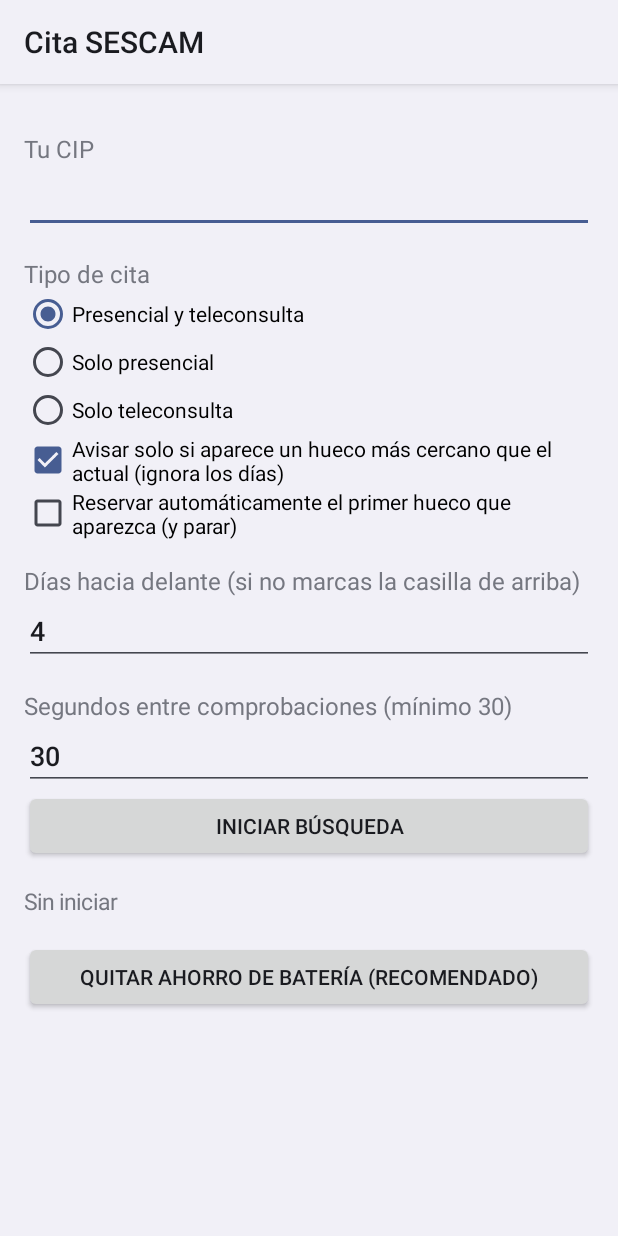
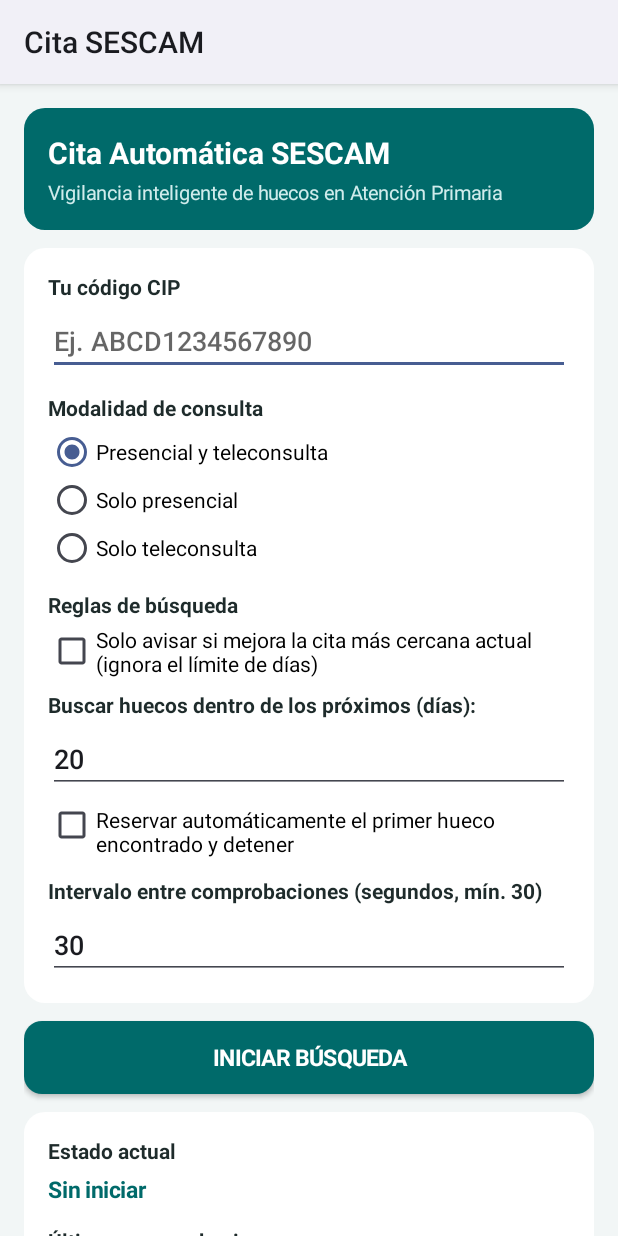
Before and after one commit to rapdios/cita-app, an Android app: the screen it shows after launch (MainActivity), on a phone screen of 412 x 824 dp. Run offline under Robolectric (Android 15) with nearby library versions, the phone set to English and light mode, and no system bars.

Commit message:
Add files via upload
nueva version mejor

```diff
--- a/app/src/main/AndroidManifest.xml
+++ b/app/src/main/AndroidManifest.xml
@@ -9,6 +9,8 @@
 
     <application
         android:allowBackup="false"
+        android:icon="@mipmap/ic_launcher"
+        android:roundIcon="@mipmap/ic_launcher_round"
         android:usesCleartextTraffic="true"
         android:label="Cita SESCAM"
         android:theme="@android:style/Theme.DeviceDefault.Light">
--- a/app/src/main/java/com/cita/sescam/MainActivity.kt
+++ b/app/src/main/java/com/cita/sescam/MainActivity.kt
@@ -5,6 +5,9 @@ import android.app.Activity
 import android.content.Intent
 import android.content.SharedPreferences
 import android.content.pm.PackageManager
+import android.graphics.Color
+import android.graphics.Typeface
+import android.graphics.drawable.GradientDrawable
 import android.os.Build
 import android.os.Bundle
 import android.provider.Settings
@@ -24,45 +27,98 @@ class MainActivity : Activity() {
 
     private lateinit var prefs: SharedPreferences
     private lateinit var etCip: EditText
+    private lateinit var tvDiasTitulo: TextView
     private lateinit var etDias: EditText
     private lateinit var etIntervalo: EditText
     private lateinit var rg: RadioGroup
     private lateinit var cbMejorar: CheckBox
     private lateinit var cbReservar: CheckBox
     private lateinit var tvEstado: TextView
+    private lateinit var tvHistorial: TextView
     private lateinit var boton: Button
 
     private val oyente = SharedPreferences.OnSharedPreferenceChangeListener { _, _ ->
         runOnUiThread { refrescar() }
     }
 
+    private fun tarjeta(bgColor: Int, radiusDp: Float, padPx: Int): LinearLayout {
+        val d = resources.displayMetrics.density
+        return LinearLayout(this).apply {
+            orientation = LinearLayout.VERTICAL
+            setPadding(padPx, padPx, padPx, padPx)
+            background = GradientDrawable().apply {
+                setColor(bgColor)
+                cornerRadius = radiusDp * d
+            }
+            val lp = LinearLayout.LayoutParams(
+                LinearLayout.LayoutParams.MATCH_PARENT,
+                LinearLayout.LayoutParams.WRAP_CONTENT
+            )
+            lp.setMargins(0, 0, 0, (12 * d).toInt())
+            layoutParams = lp
+        }
+    }
+
     override fun onCreate(savedInstanceState: Bundle?) {
         super.onCreate(savedInstanceState)
         prefs = getSharedPreferences("cfg", MODE_PRIVATE)
-        val pad = (16 * resources.displayMetrics.density).toInt()
+        val d = resources.displayMetrics.density
+        val pad = (16 * d).toInt()
+        val colorPrimario = Color.parseColor("#006A6A")
+        val colorFondo = Color.parseColor("#F2F6F6")
+
+        val root = ScrollView(this).apply {
+            setBackgroundColor(colorFondo)
+        }
         val col = LinearLayout(this).apply {
             orientation = LinearLayout.VERTICAL
             setPadding(pad, pad, pad, pad)
         }
-        setContentView(ScrollView(this).apply { addView(col) })
+        root.addView(col)
+        setContentView(root)
 
-        fun titulo(t: String) {
-            col.addView(TextView(this).apply {
+        // Cabecera
+        val header = tarjeta(colorPrimario, 14f, pad)
+        header.addView(TextView(this).apply {
+            text = "Cita Automática SESCAM"
+            textSize = 20f
+            setTypeface(null, Typeface.BOLD)
+            setTextColor(Color.WHITE)
+        })
+        header.addView(TextView(this).apply {
+            text = "Vigilancia inteligente de huecos en Atención Primaria"
+            textSize = 13f
+            setTextColor(Color.parseColor("#D0ECEC"))
+            setPadding(0, (4 * d).toInt(), 0, 0)
+        })
+        col.addView(header)
+
+        fun titulo(contenedor: LinearLayout, t: String, topMarginDp: Int = 8): TextView {
+            val tv = TextView(this).apply {
                 text = t
-                textSize = 16f
-                setPadding(0, pad, 0, 0)
-            })
+                textSize = 14f
+                setTypeface(null, Typeface.BOLD)
+                setTextColor(Color.parseColor("#1E2B2B"))
+                setPadding(0, (topMarginDp * d).toInt(), 0, (4 * d).toInt())
+            }
+            contenedor.addView(tv)
+            return tv
         }
 
-        titulo("Tu CIP")
+        // Tarjeta de datos y filtros
+        val cardCfg = tarjeta(Color.WHITE, 14f, pad)
+        col.addView(cardCfg)
+
+        titulo(cardCfg, "Tu código CIP", 0)
         etCip = EditText(this).apply {
             setText(prefs.getString("cip", ""))
+            hint = "Ej. ABCD1234567890"
             inputType = InputType.TYPE_CLASS_TEXT or InputType.TYPE_TEXT_FLAG_CAP_CHARACTERS
             setSingleLine()
         }
-        col.addView(etCip)
+        cardCfg.addView(etCip)
 
-        titulo("Tipo de cita")
+        titulo(cardCfg, "Modalidad de consulta", 12)
         rg = RadioGroup(this)
         val modos = listOf(
             "ambos" to "Presencial y teleconsulta",
@@ -78,50 +134,99 @@ class MainActivity : Activity() {
             rg.addView(rb)
             if (clave == guardado) rb.isChecked = true
         }
-        col.addView(rg)
+        cardCfg.addView(rg)
 
+        titulo(cardCfg, "Reglas de búsqueda", 12)
         cbMejorar = CheckBox(this).apply {
-            text = "Avisar solo si aparece un hueco más cercano que el actual (ignora los días)"
-            isChecked = prefs.getBoolean("mejorar", true)
+            text = "Solo avisar si mejora la cita más cercana actual (ignora el límite de días)"
+            isChecked = prefs.getBoolean("mejorar", false)
         }
-        col.addView(cbMejorar)
+        cardCfg.addView(cbMejorar)
 
-        cbReservar = CheckBox(this).apply {
-            text = "Reservar automáticamente el primer hueco que aparezca (y parar)"
-            isChecked = prefs.getBoolean("reservar", false)
-        }
-        col.addView(cbReservar)
-
-        titulo("Días hacia delante (si no marcas la casilla de arriba)")
+        tvDiasTitulo = titulo(cardCfg, "Buscar huecos dentro de los próximos (días):", 8)
         etDias = EditText(this).apply {
-            setText(prefs.getInt("dias", 4).toString())
+            setText(prefs.getInt("dias", 20).toString())
             inputType = InputType.TYPE_CLASS_NUMBER
             setSingleLine()
         }
-        col.addView(etDias)
+        cardCfg.addView(etDias)
 
-        titulo("Segundos entre comprobaciones (mínimo 30)")
+        fun actualizarEstadoDias() {
+            val bloqueado = cbMejorar.isChecked
+            etDias.isEnabled = !bloqueado
+            etDias.alpha = if (bloqueado) 0.4f else 1.0f
+            tvDiasTitulo.alpha = if (bloqueado) 0.4f else 1.0f
+        }
+        actualizarEstadoDias()
+        cbMejorar.setOnCheckedChangeListener { _, _ -> actualizarEstadoDias() }
+
+        cbReservar = CheckBox(this).apply {
+            text = "Reservar automáticamente el primer hueco encontrado y detener"
+            isChecked = prefs.getBoolean("reservar", false)
+            setPadding(0, (8 * d).toInt(), 0, 0)
+        }
+        cardCfg.addView(cbReservar)
+
+        titulo(cardCfg, "Intervalo entre comprobaciones (segundos, mín. 30)", 12)
         etIntervalo = EditText(this).apply {
             setText(prefs.getInt("intervalo", 30).toString())
             inputType = InputType.TYPE_CLASS_NUMBER
             setSingleLine()
         }
-        col.addView(etIntervalo)
+        cardCfg.addView(etIntervalo)
 
-        boton = Button(this)
+        // Botón principal
+        boton = Button(this).apply {
+            setTextColor(Color.WHITE)
+            textSize = 15f
+            setTypeface(null, Typeface.BOLD)
+            setPadding(pad, (14 * d).toInt(), pad, (14 * d).toInt())
+        }
+        val lpBtn = LinearLayout.LayoutParams(
+            LinearLayout.LayoutParams.MATCH_PARENT,
+            LinearLayout.LayoutParams.WRAP_CONTENT
+        )
+        lpBtn.setMargins(0, 0, 0, (12 * d).toInt())
+        boton.layoutParams = lpBtn
         boton.setOnClickListener {
             if (prefs.getBoolean("activo", false)) parar() else iniciar()
         }
         col.addView(boton)
 
+        // Tarjeta de Estado e Historial
+        val cardEstado = tarjeta(Color.WHITE, 14f, pad)
+        col.addView(cardEstado)
+
+        titulo(cardEstado, "Estado actual", 0)
         tvEstado = TextView(this).apply {
             textSize = 15f
-            setPadding(0, pad, 0, pad)
+            setTextColor(colorPrimario)
+            setTypeface(null, Typeface.BOLD)
+            setPadding(0, (2 * d).toInt(), 0, (10 * d).toInt())
         }
-        col.addView(tvEstado)
+        cardEstado.addView(tvEstado)
 
+        titulo(cardEstado, "Últimas comprobaciones", 4)
+        tvHistorial = TextView(this).apply {
+            textSize = 12.5f
+            setTextColor(Color.parseColor("#4A5A5A"))
+            setPadding(0, (2 * d).toInt(), 0, (8 * d).toInt())
+        }
+        cardEstado.addView(tvHistorial)
+
+        val btnLimpiar = Button(this).apply {
+            text = "Limpiar historial"
+            textSize = 12f
+            setOnClickListener {
+                prefs.edit().putString("historial", "").apply()
+                refrescar()
+            }
+        }
+        cardEstado.addView(btnLimpiar)
+
+        // Botón batería
         col.addView(Button(this).apply {
-            text = "Quitar ahorro de batería (recomendado)"
+            text = "Configurar ahorro de batería (recomendado)"
             setOnClickListener {
                 startActivity(Intent(Settings.ACTION_IGNORE_BATTERY_OPTIMIZATION_SETTINGS))
             }
@@ -147,18 +252,18 @@ class MainActivity : Activity() {
     private fun iniciar() {
         val cip = etCip.text.toString().trim().uppercase()
         if (cip.length < 8) {
-            Toast.makeText(this, "Escribe tu CIP", Toast.LENGTH_LONG).show()
+            Toast.makeText(this, "Escribe tu CIP correctamente", Toast.LENGTH_LONG).show()
             return
         }
         prefs.edit()
             .putString("cip", cip)
-            .putInt("dias", etDias.text.toString().toIntOrNull() ?: 4)
+            .putInt("dias", etDias.text.toString().toIntOrNull() ?: 20)
             .putInt("intervalo", etIntervalo.text.toString().toIntOrNull() ?: 30)
             .putString("modo", modoElegido())
             .putBoolean("mejorar", cbMejorar.isChecked)
             .putBoolean("reservar", cbReservar.isChecked)
             .putBoolean("activo", true)
-            .putString("estado", "Arrancando…")
+            .putString("estado", "Arrancando búsqueda…")
             .apply()
         if (Build.VERSION.SDK_INT >= 33 &&
             checkSelfPermission(Manifest.permission.POST_NOTIFICATIONS) != PackageManager.PERMISSION_GRANTED
@@ -171,13 +276,20 @@ class MainActivity : Activity() {
 
     private fun parar() {
         stopService(Intent(this, WatchService::class.java))
-        prefs.edit().putBoolean("activo", false).putString("estado", "Parado").apply()
+        prefs.edit().putBoolean("activo", false).putString("estado", "Búsqueda detenida").apply()
         refrescar()
     }
 
     private fun refrescar() {
+        val d = resources.displayMetrics.density
         val activo = prefs.getBoolean("activo", false)
-        boton.text = if (activo) "PARAR búsqueda" else "INICIAR búsqueda"
+        boton.text = if (activo) "PARAR BÚSQUEDA" else "INICIAR BÚSQUEDA"
+        boton.background = GradientDrawable().apply {
+            setColor(if (activo) Color.parseColor("#C62828") else Color.parseColor("#006A6A"))
+            cornerRadius = 12f * d
+        }
         tvEstado.text = prefs.getString("estado", "Sin iniciar")
+        val hist = prefs.getString("historial", "") ?: ""
+        tvHistorial.text = if (hist.isBlank()) "Aún no hay registros." else hist
     }
 }
--- /dev/null
+++ b/app/src/main/res/mipmap-anydpi-v26/ic_launcher.xml
@@ -0,0 +1,5 @@
+<?xml version="1.0" encoding="utf-8"?>
+<adaptive-icon xmlns:android="http://schemas.android.com/apk/res/android">
+    <background android:drawable="@drawable/ic_launcher_background" />
+    <foreground android:drawable="@drawable/ic_launcher_foreground" />
+</adaptive-icon>
--- /dev/null
+++ b/app/src/main/res/mipmap-anydpi-v26/ic_launcher_round.xml
@@ -0,0 +1,5 @@
+<?xml version="1.0" encoding="utf-8"?>
+<adaptive-icon xmlns:android="http://schemas.android.com/apk/res/android">
+    <background android:drawable="@drawable/ic_launcher_background" />
+    <foreground android:drawable="@drawable/ic_launcher_foreground" />
+</adaptive-icon>
```
Also changed, not shown: app/src/main/java/com/cita/sescam/WatchService.kt (+28 -9 lines), app/src/main/res/drawable/ic_launcher_background.xml (added, +13 -0 lines), app/src/main/res/drawable/ic_launcher_foreground.xml (added, +23 -0 lines), app/src/main/res/drawable/ic_notif_cita.xml (added, +11 -0 lines).
